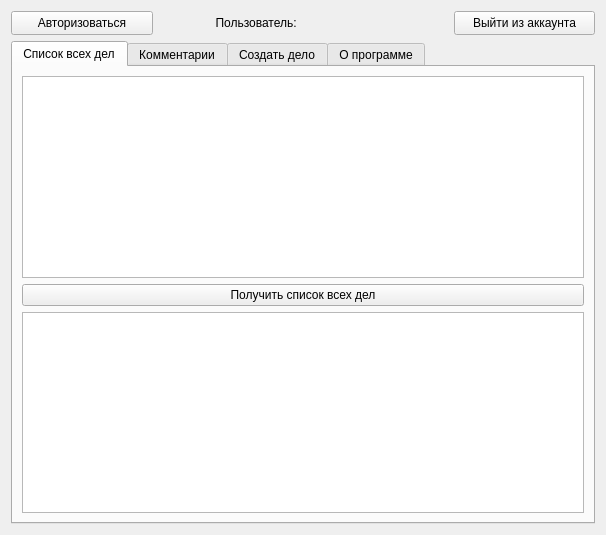
First picture: the form in ui/zachet.ui, repository alexxxesss/PYQT_Alexeenko, before the edit.
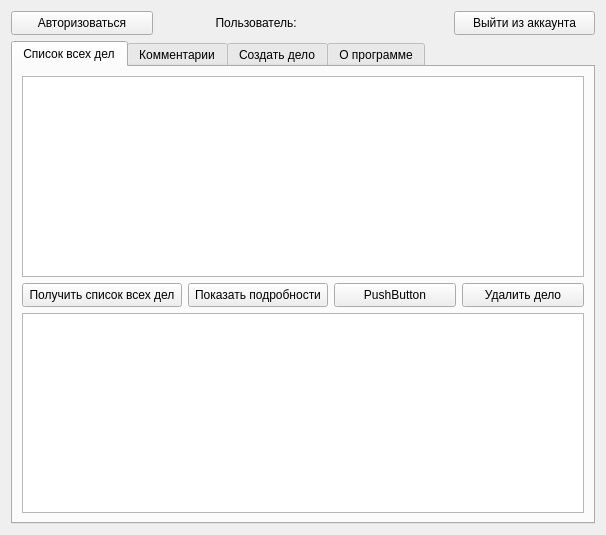
Second picture: the form after the edit.

Diff of the .ui file:
```diff
--- a/ui/zachet.ui
+++ b/ui/zachet.ui
@@ -85,11 +85,60 @@
             <widget class="QTableView" name="tableView"/>
            </item>
            <item>
-            <widget class="QPushButton" name="get_all_todo">
-             <property name="text">
-              <string>Получить список всех дел</string>
-             </property>
-            </widget>
+            <layout class="QHBoxLayout" name="horizontalLayout_8">
+             <item>
+              <widget class="QPushButton" name="pushButtonGet">
+               <property name="minimumSize">
+                <size>
+                 <width>160</width>
+                 <height>24</height>
+                </size>
+               </property>
+               <property name="text">
+                <string>Получить список всех дел</string>
+               </property>
+              </widget>
+             </item>
+             <item>
+              <widget class="QPushButton" name="pushButtonDetails">
+               <property name="minimumSize">
+                <size>
+                 <width>140</width>
+                 <height>24</height>
+                </size>
+               </property>
+               <property name="text">
+                <string>Показать подробности</string>
+               </property>
+              </widget>
+             </item>
+             <item>
+              <widget class="QPushButton" name="pushButtonPut">
+               <property name="minimumSize">
+                <size>
+                 <width>80</width>
+                 <height>24</height>
+                </size>
+               </property>
+               <property name="text">
+                <string>PushButton</string>
+               </property>
+              </widget>
+             </item>
+             <item>
+              <widget class="QPushButton" name="pushButtonDelete">
+               <property name="minimumSize">
+                <size>
+                 <width>90</width>
+                 <height>24</height>
+                </size>
+               </property>
+               <property name="text">
+                <string>Удалить дело</string>
+               </property>
+              </widget>
+             </item>
+            </layout>
            </item>
            <item>
             <widget class="QPlainTextEdit" name="plainTextEdit"/>
```
